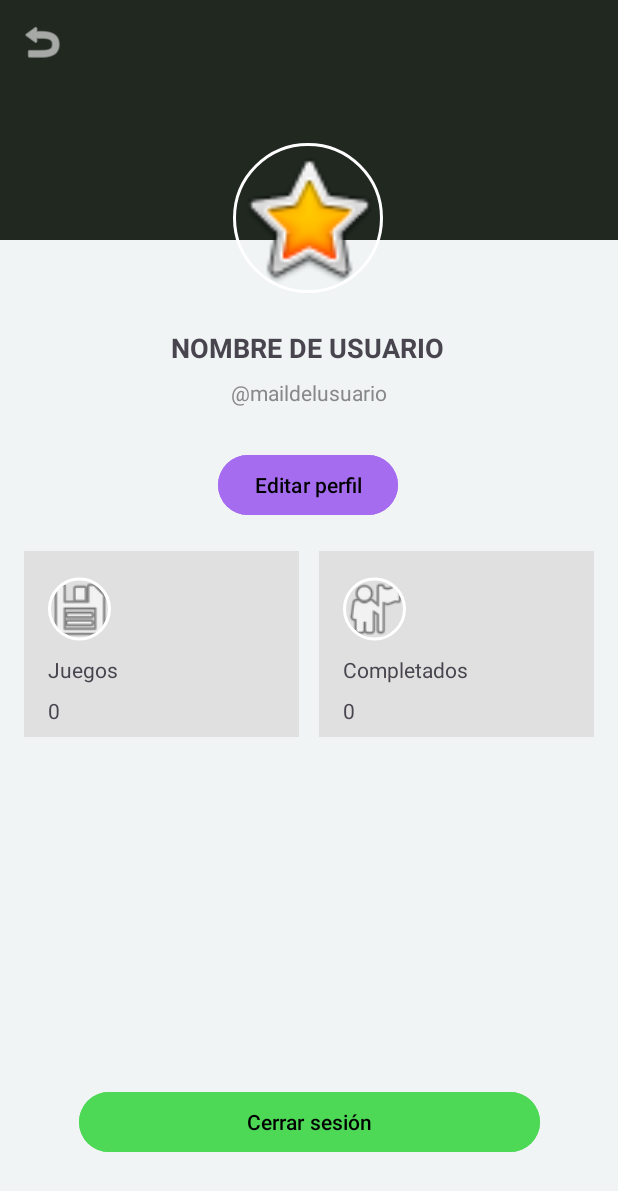
After one commit to Z3nitt/TFGMedac, an Android app: the layout activity_profile.xml on its own in the app's theme, with its tools: preview values and no code run, on a phone screen of 412 x 824 dp. The commit adds this screen. Shown: the top 1191 px of the screen. Run offline under Robolectric (Android 15) with nearby library versions, the phone set to English and light mode, and no system bars.

Commit message:
Pantalla de perfil creada
Falta diseñarla bien y agregarle lo que quieran mostrar

```diff
--- a/app/build.gradle.kts
+++ b/app/build.gradle.kts
@@ -45,6 +45,7 @@ dependencies {
     implementation(libs.androidx.constraintlayout)
     implementation(libs.firebase.auth)
     implementation(libs.firebase.firestore)
+    implementation(libs.circleimageview)
     testImplementation(libs.junit)
     androidTestImplementation(libs.androidx.junit)
     androidTestImplementation(libs.androidx.espresso.core)
--- /dev/null
+++ b/app/src/main/res/layout/activity_profile.xml
@@ -0,0 +1,183 @@
+<?xml version="1.0" encoding="utf-8"?>
+<androidx.constraintlayout.widget.ConstraintLayout xmlns:android="http://schemas.android.com/apk/res/android"
+    xmlns:app="http://schemas.android.com/apk/res-auto"
+    xmlns:tools="http://schemas.android.com/tools"
+    android:layout_width="match_parent"
+    android:layout_height="match_parent"
+    android:background="#F0F4F5">
+
+    <ImageView
+        android:id="@+id/headerBackground"
+        android:layout_width="0dp"
+        android:layout_height="160dp"
+        android:background="#202820"
+        android:scaleType="centerCrop"
+        app:layout_constraintEnd_toEndOf="parent"
+        app:layout_constraintStart_toStartOf="parent"
+        app:layout_constraintTop_toTopOf="parent" />
+
+    <ImageButton
+        android:id="@+id/backButton"
+        android:contentDescription="backButton"
+        android:layout_width="24dp"
+        android:layout_height="24dp"
+        android:layout_marginStart="16dp"
+        android:layout_marginTop="16dp"
+        android:background="@android:color/transparent"
+        android:src="@android:drawable/ic_menu_revert"
+        app:layout_constraintStart_toStartOf="parent"
+        app:layout_constraintTop_toTopOf="parent"
+        app:tint="#FFFFFF" />
+
+    <de.hdodenhof.circleimageview.CircleImageView
+        android:id="@+id/profileImage"
+        android:layout_width="100dp"
+        android:layout_height="100dp"
+        android:layout_marginTop="95dp"
+        android:src="@android:drawable/btn_star_big_on"
+        app:civ_border_color="@android:color/white"
+        app:civ_border_width="2dp"
+        app:layout_constraintEnd_toEndOf="parent"
+        app:layout_constraintHorizontal_bias="0.498"
+        app:layout_constraintStart_toStartOf="parent"
+        app:layout_constraintTop_margin="-50dp"
+        app:layout_constraintTop_toTopOf="@+id/headerBackground" />
+
+
+    <TextView
+        android:id="@+id/usernameText"
+        android:layout_width="wrap_content"
+        android:layout_height="wrap_content"
+        android:layout_marginTop="24dp"
+        android:text="NOMBRE DE USUARIO"
+        android:textSize="18sp"
+        android:textStyle="bold"
+        app:layout_constraintEnd_toEndOf="parent"
+        app:layout_constraintHorizontal_bias="0.497"
+        app:layout_constraintStart_toStartOf="parent"
+        app:layout_constraintTop_toBottomOf="@id/profileImage" />
+
+    <TextView
+        android:id="@+id/userEmailText"
+        android:layout_width="wrap_content"
+        android:layout_height="wrap_content"
+        android:layout_marginTop="8dp"
+        android:text="@string/user_mail"
+        android:textColor="#888888"
+        app:layout_constraintEnd_toEndOf="parent"
+        app:layout_constraintStart_toStartOf="parent"
+        app:layout_constraintTop_toBottomOf="@id/usernameText" />
+
+    <Button
+        android:id="@+id/editProfileBtn"
+        android:layout_width="wrap_content"
+        android:layout_height="wrap_content"
+        android:layout_marginTop="28dp"
+        android:backgroundTint="#A66CEF"
+        android:text="Editar perfil"
+        android:textColor="#000000"
+        app:layout_constraintEnd_toEndOf="parent"
+        app:layout_constraintHorizontal_bias="0.498"
+        app:layout_constraintStart_toStartOf="parent"
+        app:layout_constraintTop_toBottomOf="@id/userEmailText" />
+
+    <androidx.constraintlayout.widget.ConstraintLayout
+        android:layout_width="183dp"
+        android:layout_height="124dp"
+        android:layout_marginStart="16dp"
+        android:layout_marginTop="20dp"
+        android:background="#E0E0E0"
+        android:orientation="horizontal"
+        app:layout_constraintStart_toStartOf="parent"
+        app:layout_constraintTop_toBottomOf="@+id/editProfileBtn">
+
+        <de.hdodenhof.circleimageview.CircleImageView
+            android:id="@+id/savedGamesImage"
+            android:layout_width="42dp"
+            android:layout_height="45dp"
+            android:layout_marginStart="16dp"
+            android:layout_marginTop="16dp"
+            android:src="@android:drawable/ic_menu_save"
+            app:civ_border_color="@android:color/white"
+            app:civ_border_width="2dp"
+            app:layout_constraintStart_toStartOf="parent"
+            app:layout_constraintTop_toTopOf="parent" />
+
+        <TextView
+            android:id="@+id/savedGamesText"
+            android:layout_width="wrap_content"
+            android:layout_height="wrap_content"
+            android:layout_marginStart="16dp"
+            android:layout_marginTop="8dp"
+            android:text="Juegos"
+            app:layout_constraintStart_toStartOf="parent"
+            app:layout_constraintTop_toBottomOf="@+id/savedGamesImage" />
+
+        <TextView
+            android:id="@+id/savedGamesNumber"
+            android:layout_width="wrap_content"
+            android:layout_height="wrap_content"
+            android:layout_marginStart="16dp"
+            android:layout_marginTop="8dp"
+            android:text="0"
+            app:layout_constraintStart_toStartOf="parent"
+            app:layout_constraintTop_toBottomOf="@+id/savedGamesText" />
+    </androidx.constraintlayout.widget.ConstraintLayout>
+
+    <androidx.constraintlayout.widget.ConstraintLayout
+        android:layout_width="183dp"
+        android:layout_height="124dp"
+        android:layout_marginTop="20dp"
+        android:layout_marginEnd="16dp"
+        android:background="#E0E0E0"
+        android:orientation="horizontal"
+        app:layout_constraintEnd_toEndOf="parent"
+        app:layout_constraintTop_toBottomOf="@+id/editProfileBtn">
+
+        <de.hdodenhof.circleimageview.CircleImageView
+            android:id="@+id/completedGamesImage"
+            android:layout_width="42dp"
+            android:layout_height="45dp"
+            android:layout_marginStart="16dp"
+            android:layout_marginTop="16dp"
+            android:src="@android:drawable/ic_menu_myplaces"
+            app:civ_border_color="@android:color/white"
+            app:civ_border_width="2dp"
+            app:layout_constraintStart_toStartOf="parent"
+            app:layout_constraintTop_toTopOf="parent" />
+
+        <TextView
+            android:id="@+id/completedGamesText"
+            android:layout_width="wrap_content"
+            android:layout_height="wrap_content"
+            android:layout_marginStart="16dp"
+            android:layout_marginTop="8dp"
+            android:text="Completados"
+            app:layout_constraintStart_toStartOf="parent"
+            app:layout_constraintTop_toBottomOf="@+id/completedGamesImage" />
+
+        <TextView
+            android:id="@+id/completedGamesNumber"
+            android:layout_width="wrap_content"
+            android:layout_height="wrap_content"
+            android:layout_marginStart="16dp"
+            android:layout_marginTop="8dp"
+            android:text="0"
+            app:layout_constraintStart_toStartOf="parent"
+            app:layout_constraintTop_toBottomOf="@+id/completedGamesText" />
+    </androidx.constraintlayout.widget.ConstraintLayout>
+
+    <Button
+        android:id="@+id/logoutBtn"
+        android:layout_width="307dp"
+        android:layout_height="48dp"
+        android:layout_marginBottom="52dp"
+        android:backgroundTint="#4DD956"
+        android:text="Cerrar sesión"
+        android:textColor="#000000"
+        app:layout_constraintBottom_toBottomOf="parent"
+        app:layout_constraintEnd_toEndOf="parent"
+        app:layout_constraintStart_toStartOf="parent" />
+
+
+</androidx.constraintlayout.widget.ConstraintLayout>
--- a/app/src/main/res/values/strings.xml
+++ b/app/src/main/res/values/strings.xml
@@ -1,4 +1,5 @@
 <resources>
     <string name="app_name">Gamebox</string>
     <string name="correo_electronico">Correo electrónico</string>
+    <string name="user_mail">\@maildelusuario</string>
 </resources>
--- a/gradle/libs.versions.toml
+++ b/gradle/libs.versions.toml
@@ -24,6 +24,7 @@ androidx-activity = { group = "androidx.activity", name = "activity", version.re
 androidx-constraintlayout = { group = "androidx.constraintlayout", name = "constraintlayout", version.ref = "constraintlayout" }
 firebase-auth = { group = "com.google.firebase", name = "firebase-auth", version.ref = "firebaseAuth" }
 firebase-firestore = { group = "com.google.firebase", name = "firebase-firestore", version.ref = "firebaseFirestore" }
+circleimageview = { module = "de.hdodenhof:circleimageview", version = "3.1.0" }
 
 [plugins]
 android-application = { id = "com.android.application", version.ref = "agp" }
```
